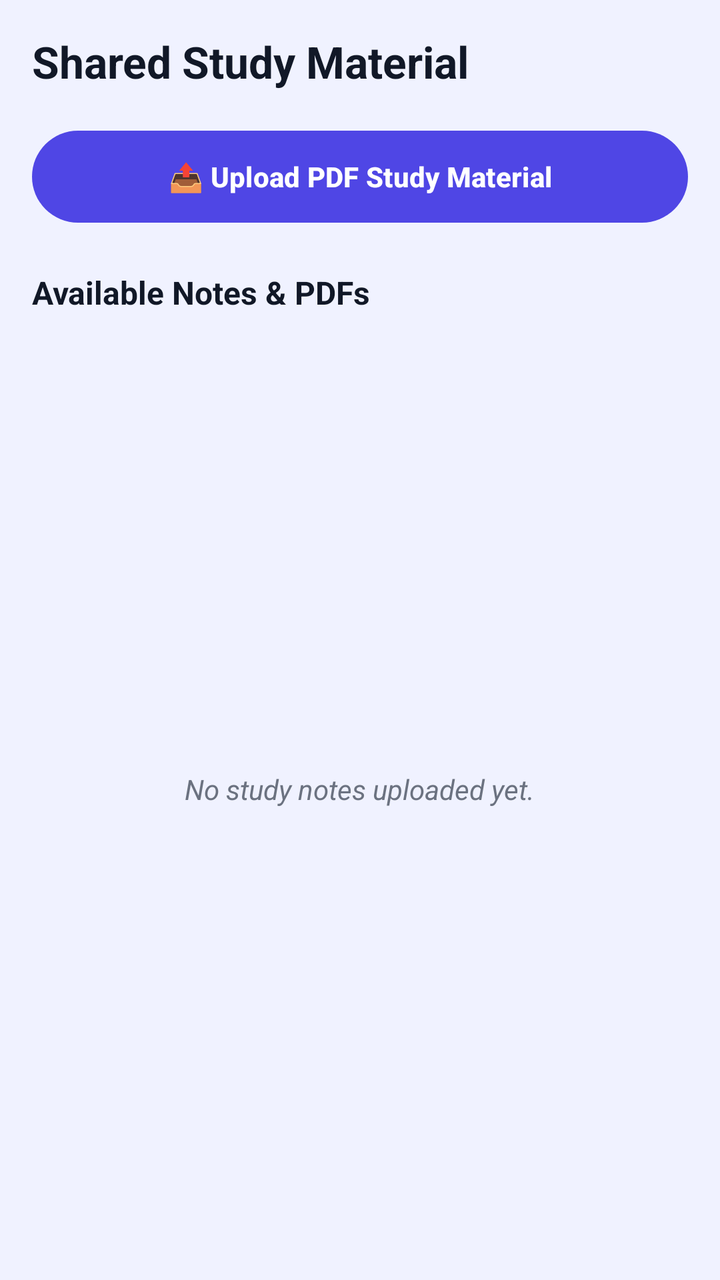
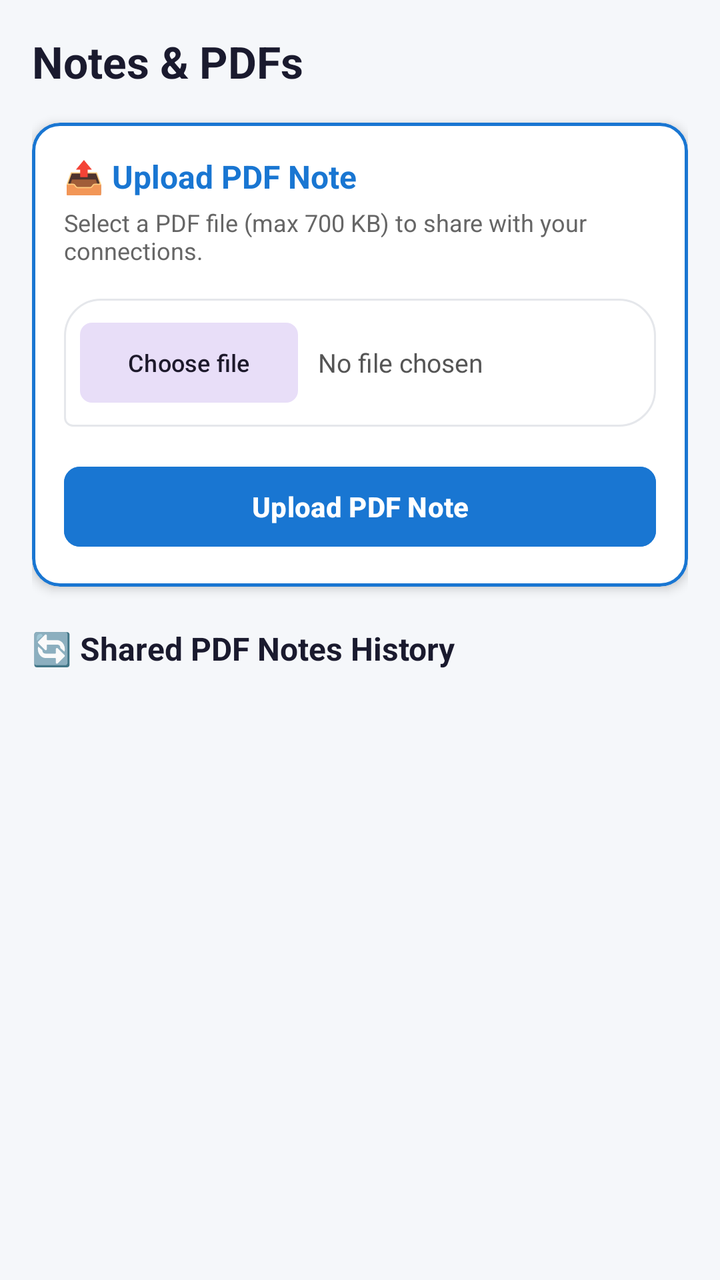

Screens rendered from an Android XML layout before and after an edit, with the pre-edit source and the edit as a unified diff.
<!-- AndroidManifest.xml: application theme Theme.SkillSync -->
<!-- res/layout/fragment_notes.xml -->
<?xml version="1.0" encoding="utf-8"?>
<LinearLayout xmlns:android="http://schemas.android.com/apk/res/android"
    xmlns:app="http://schemas.android.com/apk/res-auto"
    android:layout_width="match_parent"
    android:layout_height="match_parent"
    android:orientation="vertical"
    android:background="@color/background"
    android:padding="16dp">

    <TextView
        android:layout_width="wrap_content"
        android:layout_height="wrap_content"
        android:text="Shared Study Material"
        android:textColor="@color/text_primary"
        android:textSize="22sp"
        android:textStyle="bold"
        android:layout_marginBottom="16dp"/>

    
    <com.google.android.material.button.MaterialButton
        android:id="@+id/btnGoUpload"
        style="@style/Widget.Material3.Button"
        android:layout_width="match_parent"
        android:layout_height="54dp"
        android:text="📤 Upload PDF Study Material"
        android:textStyle="bold"
        android:layout_marginBottom="20dp" />

    <TextView
        android:layout_width="wrap_content"
        android:layout_height="wrap_content"
        android:text="Available Notes &amp; PDFs"
        android:textColor="@color/text_primary"
        android:textSize="16sp"
        android:textStyle="bold"
        android:layout_marginBottom="8dp"/>

    <FrameLayout
        android:layout_width="match_parent"
        android:layout_height="match_parent">

        <TextView
            android:id="@+id/tvEmptyPdfs"
            android:layout_width="wrap_content"
            android:layout_height="wrap_content"
            android:text="No study notes uploaded yet."
            android:textColor="@color/text_secondary"
            android:textSize="14sp"
            android:layout_gravity="center"
            android:textStyle="italic"/>

        <androidx.recyclerview.widget.RecyclerView
            android:id="@+id/rvPdfs"
            android:layout_width="match_parent"
            android:layout_height="match_parent" />
    </FrameLayout>

</LinearLayout>
<!-- resources referenced by this layout -->
<resources>
  <color name="background">#F0F2FF</color>
  <color name="text_primary">#111827</color>
  <color name="text_secondary">#6B7280</color>
  <style name="Theme.SkillSync" parent="Theme.Material3.DayNight.NoActionBar">
          
          <item name="colorPrimary">@color/primary</item>
          <item name="colorOnPrimary">@color/white</item>
          
          <item name="colorSecondary">@color/secondary</item>
          <item name="colorOnSecondary">@color/white</item>
          
          <item name="android:statusBarColor">@color/primary</item>
          <item name="android:windowBackground">@color/background</item>
      </style>
  <color name="primary">#4F46E5</color>
  <color name="white">#FFFFFFFF</color>
  <color name="secondary">#9333EA</color>
</resources>

<!-- the commit's change to res/layout/fragment_notes.xml (unified diff, before → after) -->
@@ -1,58 +1,150 @@
 <?xml version="1.0" encoding="utf-8"?>
-<LinearLayout xmlns:android="http://schemas.android.com/apk/res/android"
+<androidx.core.widget.NestedScrollView xmlns:android="http://schemas.android.com/apk/res/android"
     xmlns:app="http://schemas.android.com/apk/res-auto"
     android:layout_width="match_parent"
     android:layout_height="match_parent"
-    android:orientation="vertical"
-    android:background="@color/background"
-    android:padding="16dp">
+    android:background="#F5F7FA"
+    android:fillViewport="true">
 
-    <TextView
-        android:layout_width="wrap_content"
+    <LinearLayout
+        android:layout_width="match_parent"
         android:layout_height="wrap_content"
-        android:text="Shared Study Material"
-        android:textColor="@color/text_primary"
-        android:textSize="22sp"
-        android:textStyle="bold"
-        android:layout_marginBottom="16dp"/>
+        android:orientation="vertical"
+        android:padding="16dp">
 
-    
-    <com.google.android.material.button.MaterialButton
-        android:id="@+id/btnGoUpload"
-        style="@style/Widget.Material3.Button"
-        android:layout_width="match_parent"
-        android:layout_height="54dp"
-        android:text="📤 Upload PDF Study Material"
-        android:textStyle="bold"
-        android:layout_marginBottom="20dp" />
-
-    <TextView
-        android:layout_width="wrap_content"
-        android:layout_height="wrap_content"
-        android:text="Available Notes &amp; PDFs"
-        android:textColor="@color/text_primary"
-        android:textSize="16sp"
-        android:textStyle="bold"
-        android:layout_marginBottom="8dp"/>
-
-    <FrameLayout
-        android:layout_width="match_parent"
-        android:layout_height="match_parent">
-
+        
         <TextView
-            android:id="@+id/tvEmptyPdfs"
             android:layout_width="wrap_content"
             android:layout_height="wrap_content"
-            android:text="No study notes uploaded yet."
-            android:textColor="@color/text_secondary"
-            android:textSize="14sp"
-            android:layout_gravity="center"
-            android:textStyle="italic"/>
+            android:text="Notes &amp; PDFs"
+            android:textColor="#1A1A2E"
+            android:textSize="22sp"
+            android:textStyle="bold"
+            android:layout_marginBottom="16dp"/>
 
-        <androidx.recyclerview.widget.RecyclerView
-            android:id="@+id/rvPdfs"
+        
+        <com.google.android.material.card.MaterialCardView
             android:layout_width="match_parent"
-            android:layout_height="match_parent" />
-    </FrameLayout>
+            android:layout_height="wrap_content"
+            android:layout_marginBottom="20dp"
+            app:cardCornerRadius="14dp"
+            app:cardElevation="3dp"
+            app:cardBackgroundColor="#FFFFFF"
+            app:strokeColor="#1976D2"
+            app:strokeWidth="1.5dp">
 
-</LinearLayout>
+            <LinearLayout
+                android:layout_width="match_parent"
+                android:layout_height="wrap_content"
+                android:orientation="vertical"
+                android:padding="16dp">
+
+                <TextView
+                    android:layout_width="wrap_content"
+                    android:layout_height="wrap_content"
+                    android:text="📤 Upload PDF Note"
+                    android:textColor="#1976D2"
+                    android:textSize="16sp"
+                    android:textStyle="bold"
+                    android:layout_marginBottom="4dp"/>
+
+                <TextView
+                    android:layout_width="wrap_content"
+                    android:layout_height="wrap_content"
+                    android:text="Select a PDF file (max 700 KB) to share with your connections."
+                    android:textColor="#666666"
+                    android:textSize="12sp"
+                    android:layout_marginBottom="16dp"/>
+
+                
+                <LinearLayout
+                    android:layout_width="match_parent"
+                    android:layout_height="wrap_content"
+                    android:orientation="horizontal"
+                    android:gravity="center_vertical"
+                    android:background="@drawable/bg_message_received"
+                    android:padding="8dp"
+                    android:layout_marginBottom="16dp">
+
+                    <com.google.android.material.button.MaterialButton
+                        android:id="@+id/btnChooseFile"
+                        style="@style/Widget.Material3.Button.TonalButton"
+                        android:layout_width="wrap_content"
+                        android:layout_height="wrap_content"
+                        android:text="Choose file"
+                        android:textSize="12sp"
+                        app:cornerRadius="6dp" />
+
+                    <TextView
+                        android:id="@+id/tvChosenFileName"
+                        android:layout_width="0dp"
+                        android:layout_height="wrap_content"
+                        android:layout_weight="1"
+                        android:text="No file chosen"
+                        android:textColor="#555555"
+                        android:textSize="13sp"
+                        android:layout_marginStart="10dp"
+                        android:maxLines="1"
+                        android:ellipsize="end"/>
+                </LinearLayout>
+
+                
+                <ProgressBar
+                    android:id="@+id/pbUploadProgress"
+                    style="?android:attr/progressBarStyleHorizontal"
+                    android:layout_width="match_parent"
+                    android:layout_height="wrap_content"
+                    android:visibility="gone"
+                    android:layout_marginBottom="12dp"
+                    android:max="100"/>
+
+                
+                <com.google.android.material.button.MaterialButton
+                    android:id="@+id/btnUploadPdfSubmit"
+                    style="@style/Widget.Material3.Button"
+                    android:layout_width="match_parent"
+                    android:layout_height="48dp"
+                    android:text="Upload PDF Note"
+                    android:textStyle="bold"
+                    android:backgroundTint="#1976D2"
+                    android:textColor="#FFFFFF"
+                    app:cornerRadius="8dp"/>
+
+            </LinearLayout>
+        </com.google.android.material.card.MaterialCardView>
+
+        
+        <TextView
+            android:layout_width="wrap_content"
+            android:layout_height="wrap_content"
+            android:text="🔄 Shared PDF Notes History"
+            android:textColor="#1A1A2E"
+            android:textSize="16sp"
+            android:textStyle="bold"
+            android:layout_marginBottom="10dp"/>
+
+        <FrameLayout
+            android:layout_width="match_parent"
+            android:layout_height="match_parent">
+
+            <TextView
+                android:id="@+id/tvEmptyPdfs"
+                android:layout_width="wrap_content"
+                android:layout_height="wrap_content"
+                android:text="No study notes shared yet."
+                android:textColor="@color/text_secondary"
+                android:textSize="14sp"
+                android:layout_gravity="center"
+                android:layout_marginTop="40dp"
+                android:textStyle="italic"
+                android:visibility="gone"/>
+
+            <androidx.recyclerview.widget.RecyclerView
+                android:id="@+id/rvPdfs"
+                android:layout_width="match_parent"
+                android:layout_height="wrap_content"
+                android:nestedScrollingEnabled="false" />
+        </FrameLayout>
+
+    </LinearLayout>
+</androidx.core.widget.NestedScrollView>
<!-- resource entries referenced after the edit -->
@@ -1,8 +1,20 @@
 <!-- resources referenced by this layout -->
 <resources>
   <color name="background">#F0F2FF</color>
-  <color name="text_primary">#111827</color>
   <color name="text_secondary">#6B7280</color>
+  <!-- drawable bg_message_received (drawable) -->
+  <?xml version="1.0" encoding="utf-8"?>
+  <shape xmlns:android="http://schemas.android.com/apk/res/android">
+      <solid android:color="@color/white" />
+      <corners
+          android:topLeftRadius="18dp"
+          android:topRightRadius="18dp"
+          android:bottomLeftRadius="4dp"
+          android:bottomRightRadius="18dp" />
+      <stroke
+          android:width="1dp"
+          android:color="@color/border" />
+  </shape>
   <style name="Theme.SkillSync" parent="Theme.Material3.DayNight.NoActionBar">
           
           <item name="colorPrimary">@color/primary</item>
@@ -16,6 +28,7 @@
       </style>
   <color name="primary">#4F46E5</color>
   <color name="white">#FFFFFFFF</color>
+  <color name="border">#E5E7EB</color>
   <color name="secondary">#9333EA</color>
 </resources>
 
